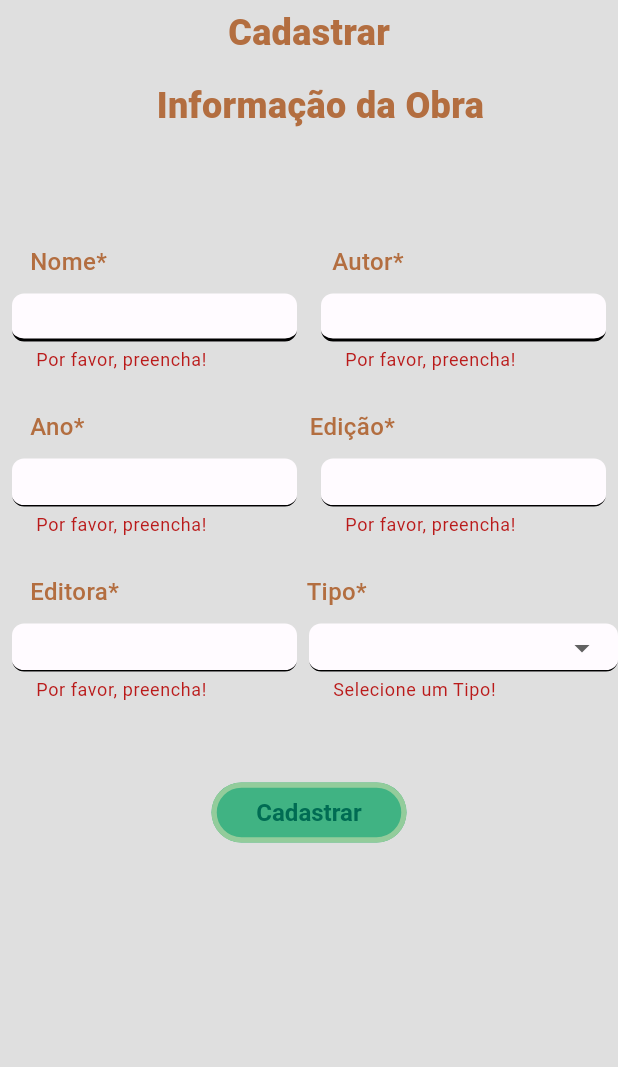
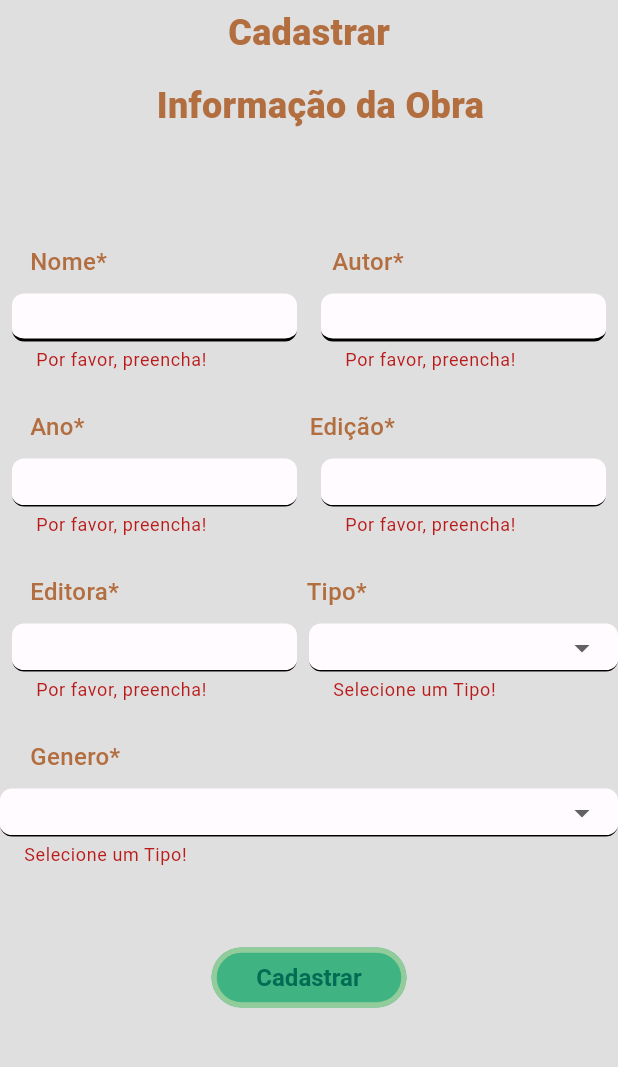
Before and after one commit to duckbookssmd/duckbooksapp, a Flutter app: the RegisterBook screen opened directly, after a tap on "Cadastrar", on a phone screen of 412 x 824 dp, the part 77-1144 px from its top. Run offline on Flutter 3.47's test engine with Material 2 defaults, Android fonts, the phone set to English and light mode, and no system bars; drawn by our look-alikes of dynamic_color; our stand-ins replace cloud_firestore, firebase_auth, firebase_core, fluttertoast, hive, hive_flutter and 1 more; accounts and stored records are empty; Roboto replaces fonts that are missing (Jost, Poppins).

Commit message:
Fix register book check and gerne dropdownfield implemented

```diff
--- a/app/lib/models/book_model.dart
+++ b/app/lib/models/book_model.dart
@@ -5,6 +5,7 @@ class BookModel {
   late int? edicao;
   late String? tipo;
   late String? foto = "";
+  late String? genero = "";
   late String dataCadastro;
 
   BookModel({
@@ -14,6 +15,7 @@ class BookModel {
     required this.edicao,
     required this.tipo,
     required this.foto,
+    required this.genero,
     required this.dataCadastro,
   });
 
@@ -25,6 +27,7 @@ class BookModel {
       'edicao': edicao,
       'tipo': tipo,
       'foto': foto,
+      'genero': genero,
       'dataCadastro': dataCadastro,
     };
   }
--- a/app/lib/pages/register_book.dart
+++ b/app/lib/pages/register_book.dart
@@ -19,9 +19,10 @@ class _RegisterBookState extends State<RegisterBook> {
   TextEditingController? textAutorController;
   TextEditingController? textAnoController;
   TextEditingController? textEditionController;
-  TextEditingController? textTipoController;
   String? textType;
+  String? textGenre;
   final List<String> _types = ['Livro', 'Mangá', 'Revista', 'Apostila', 'N.D.A'];
+  final List<String> _genres = ['Programação', 'Design Gráfico', 'Redes', 'Tipografia', 'N.D.A'];
   final _formKey = GlobalKey<FormState>();
 
   @override
@@ -31,7 +32,6 @@ class _RegisterBookState extends State<RegisterBook> {
     textAutorController ??= TextEditingController();
     textAnoController ??= TextEditingController();
     textEditionController ??= TextEditingController();
-    textTipoController ??= TextEditingController();
   }
 
   @override
@@ -518,6 +518,89 @@ class _RegisterBookState extends State<RegisterBook> {
                           ),
                         ),
                       ),
+                      const Align(
+                        alignment: AlignmentDirectional(0, 0),
+                        child: Padding(
+                          padding: EdgeInsetsDirectional.fromSTEB(0, 10, 0, 0),
+                          child: Row(
+                            mainAxisSize: MainAxisSize.max,
+                            mainAxisAlignment: MainAxisAlignment.start,
+                            crossAxisAlignment: CrossAxisAlignment.end,
+                            children: [
+                              Padding(
+                                padding: EdgeInsetsDirectional.fromSTEB(20, 15, 0, 0),
+                                child: Text(
+                                  'Genero*',
+                                  style: TextStyle(
+                                    fontFamily: 'Jost',
+                                    color: Color(0xFFB36E40),
+                                    fontSize: 16,
+                                    fontWeight: FontWeight.w500,
+                                  ),
+                                ),
+                              ),
+                            ],
+                          ),
+                        ),
+                      ),
+                      Align(
+                        alignment: const AlignmentDirectional(0, 0),
+                        child: Padding(
+                          padding: const EdgeInsetsDirectional.fromSTEB(0, 10, 0, 0),
+                          child: Row(
+                            mainAxisSize: MainAxisSize.max,
+                            mainAxisAlignment: MainAxisAlignment.start,
+                            crossAxisAlignment: CrossAxisAlignment.end,
+                            children: [
+                              Expanded(
+                                child: DropdownButtonFormField(
+                                  items: _genres.map((String category) {
+                                    return DropdownMenuItem(
+                                      value: category,
+                                      child: Row(
+                                        children: <Widget>[
+                                          Text(category),
+                                        ],
+                                      ),
+                                    );
+                                  }).toList(),
+                                  onChanged: (newValue) {
+                                    // do other stuff with _category
+                                    setState(() => textGenre = newValue);
+                                  },
+                                  value: textGenre,
+                                  decoration: InputDecoration(
+                                    isDense: true,
+                                    enabledBorder: UnderlineInputBorder(
+                                      borderSide: const BorderSide(),
+                                      borderRadius: BorderRadius.circular(8),
+                                    ),
+                                    focusedBorder: UnderlineInputBorder(
+                                      borderSide: const BorderSide(),
+                                      borderRadius: BorderRadius.circular(8),
+                                    ),
+                                    errorBorder: UnderlineInputBorder(
+                                      borderSide: const BorderSide(),
+                                      borderRadius: BorderRadius.circular(8),
+                                    ),
+                                    focusedErrorBorder: UnderlineInputBorder(
+                                      borderSide: const BorderSide(),
+                                      borderRadius: BorderRadius.circular(8),
+                                    ),
+                                    filled: true,
+                                  ),
+                                  validator: (value) {
+                                    if (value == null) {
+                                      return 'Selecione um Tipo!';
+                                    }
+                                    return null;
+                                  },
+                                ),
+                              ),
+                            ],
+                          ),
+                        ),
+                      ),
                       Row(
                         mainAxisSize: MainAxisSize.max,
                         mainAxisAlignment: MainAxisAlignment.center,
@@ -535,6 +618,7 @@ class _RegisterBookState extends State<RegisterBook> {
                                           textAnoController,
                                           textEditionController,
                                           textType,
+                                          textGenre,
                                           // textEditoraController
                                         );
                                   }
--- a/app/lib/services/auth_service.dart
+++ b/app/lib/services/auth_service.dart
@@ -227,12 +227,12 @@ class AuthService extends ChangeNotifier {
   Future<bool> checkIfExist(String nome) async {
     // depois trocar pra chave de identificação
     bool resp = false;
-    await firebaseFirestore.collection('obra').where('nome', isEqualTo: true).get().then(
+    await firebaseFirestore.collection('obra').where('nome', isEqualTo: nome).get().then(
       (value) {
         if (value.docs.isEmpty) {
+          resp = false;
+        } else {
           resp = true;
-        } else {
-          resp = false;
         }
       },
     );
@@ -245,6 +245,7 @@ class AuthService extends ChangeNotifier {
     TextEditingController? anoController,
     TextEditingController? edicaoController,
     String? tipo,
+    String? genero,
     //TextEditingController? fotoController, Por enquanto não vou colocar foto
   ) async {
     if (!await checkIfExist(nomeController!.text)) {
@@ -257,6 +258,7 @@ class AuthService extends ChangeNotifier {
         ano: int.tryParse(anoController!.text),
         edicao: int.tryParse(edicaoController!.text),
         tipo: tipo,
+        genero: genero,
         foto: 'Colocar',
         dataCadastro: date.format(DateTime.fromMillisecondsSinceEpoch(DateTime.now().millisecondsSinceEpoch)), // pegar o datatime do dia com horas
       );
```
